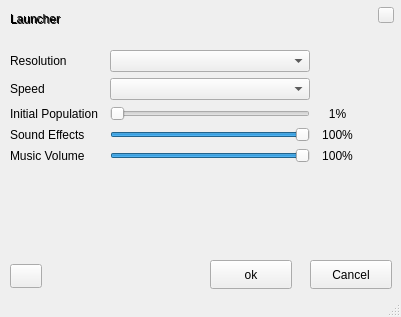
rubenspgcavalcante/pygameoflife, file resources/qt/launcher.ui: the form before one commit.
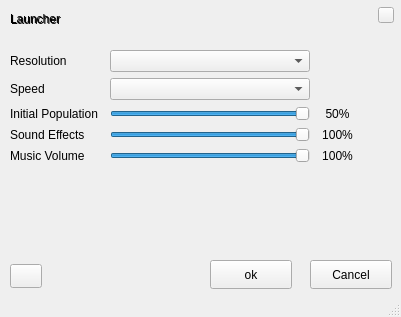
The form after the commit.

Patch:
```diff
--- a/resources/qt/launcher.ui
+++ b/resources/qt/launcher.ui
@@ -128,6 +128,9 @@
        <property name="maximum">
         <number>50</number>
        </property>
+       <property name="value">
+        <number>50</number>
+       </property>
        <property name="orientation">
         <enum>Qt::Horizontal</enum>
        </property>
@@ -165,7 +168,7 @@
         <string notr="true"/>
        </property>
        <property name="text">
-        <string>1%</string>
+        <string>50%</string>
        </property>
        <property name="alignment">
         <set>Qt::AlignCenter</set>
```
